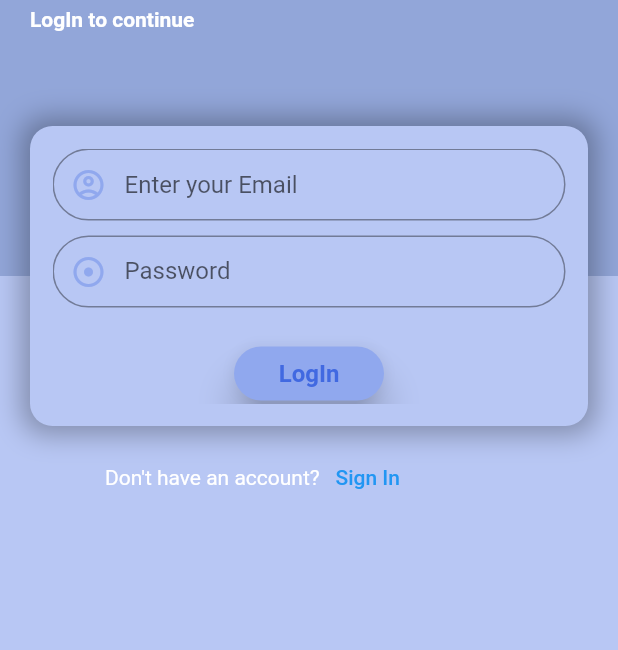
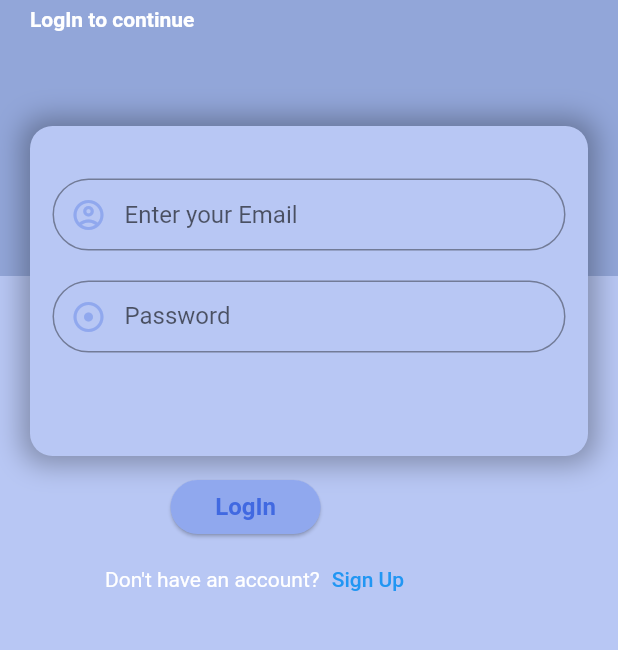
Before and after one commit to Tuqeer-meer-code/flutter_copied, a Flutter app: the screen it shows after launch, on a phone screen of 412 x 824 dp, the part 174-824 px from its top. Run offline on Flutter 3.47's test engine with Material 2 defaults, Android fonts, the phone set to English and light mode, and no system bars.

Commit message:
changed commit

```diff
--- a/lib/screens/login.dart
+++ b/lib/screens/login.dart
@@ -10,9 +10,12 @@ class loginScreen extends StatefulWidget {
 }
 
 class _loginScreenState extends State<loginScreen> {
+  var _formkey = GlobalKey<FormState>();
   @override
   Widget build(BuildContext context) {
-    var _formkey = GlobalKey<FormState>();
+    final emailcon=TextEditingController();
+    final password=TextEditingController();
+
     SystemChrome.setSystemUIOverlayStyle(SystemUiOverlayStyle(
       statusBarColor: plte.btnColor));
     return Scaffold(
@@ -62,7 +65,7 @@ class _loginScreenState extends State<loginScreen> {
           Positioned(
               top: 200,
               child: Container(
-                  height: 200,
+                  height: 220,
                   width: MediaQuery.of(context).size.width - 40,
                   margin: EdgeInsets.symmetric(horizontal: 20),
                   decoration: BoxDecoration(
@@ -80,9 +83,13 @@ class _loginScreenState extends State<loginScreen> {
                       key: _formkey,
                       child: SingleChildScrollView(
                         child: Column(
+
                           mainAxisAlignment: MainAxisAlignment.start,
                           children: [
-                            TextFormField(
+                            Padding(
+                              padding: const EdgeInsets.only(top: 20),
+                              child: TextFormField(
+                                controller: emailcon,
                                 validator: (String value) {
                                   if (value.isEmpty) {
                                     return "Required";
@@ -106,10 +113,12 @@ class _loginScreenState extends State<loginScreen> {
                                   hintText: "Enter your Email",
                                 ),
                               ),
+                            ),
                             SizedBox(
-                              height: 10,
+                              height: 20,
                             ),
                             TextFormField(
+                              controller: password,
                               validator: (String value) {
                                 if (value.isEmpty) {
                                   return "Required";
@@ -137,9 +146,21 @@ class _loginScreenState extends State<loginScreen> {
                               ),
                             ),
               SizedBox(height: 20,)
-              ,
-                            MaterialButton(
-                              elevation: 10,
+              ,],
+                        ),
+                      ),
+                    ),
+                  )
+              )
+          ),
+          Positioned(
+            top: 430,
+            child: Column(
+              children: [
+                Padding(
+                  padding: const EdgeInsets.only(left: 50),
+                  child: MaterialButton(
+                      elevation: 1,
                       minWidth: 100,
                       splashColor: plte.textColor,
                       shape: StadiumBorder(),
@@ -149,17 +170,10 @@ class _loginScreenState extends State<loginScreen> {
                       onPressed: (){
                         if (_formkey.currentState.validate()) {
                           Navigator.pushNamed(context, MyRoutes.MainScreen);
-                                  }})
-                          ],
-                        ),
-                      ),
-                    ),
+                        }}),
                 )
-              )
-          ),
-          Positioned(
-            top: 410,
-            child: Row(
+                ,
+                Row(
                   children: [
                     Padding(
                       padding: const EdgeInsets.only(left: 70),
@@ -168,12 +182,14 @@ class _loginScreenState extends State<loginScreen> {
 
                     TextButton(
 
-                  child: Text("Sign In"),
+                      child: Text("Sign Up"),
                       onPressed: (){
                         setState(() {
                          Navigator.pushNamed(context, MyRoutes.signUp);
                         });
                       },
+                    ),
+                  ],
                 ),
               ],
             ),
--- a/lib/screens/signup.dart
+++ b/lib/screens/signup.dart
@@ -223,6 +223,7 @@ final name=TextEditingController();
     ),
     contentPadding: EdgeInsets.all(5.0),
     hintText: title,
+      labelText: title
     ),
     );
 
```
Lines whose indentation alone changed are shown as unchanged.
